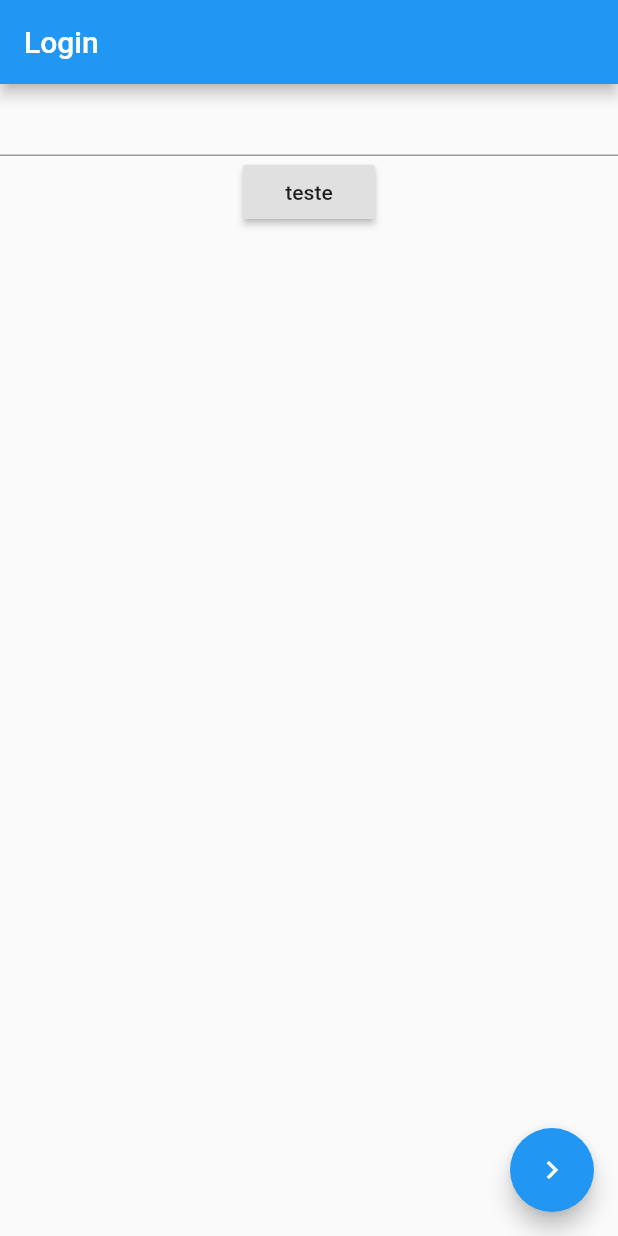
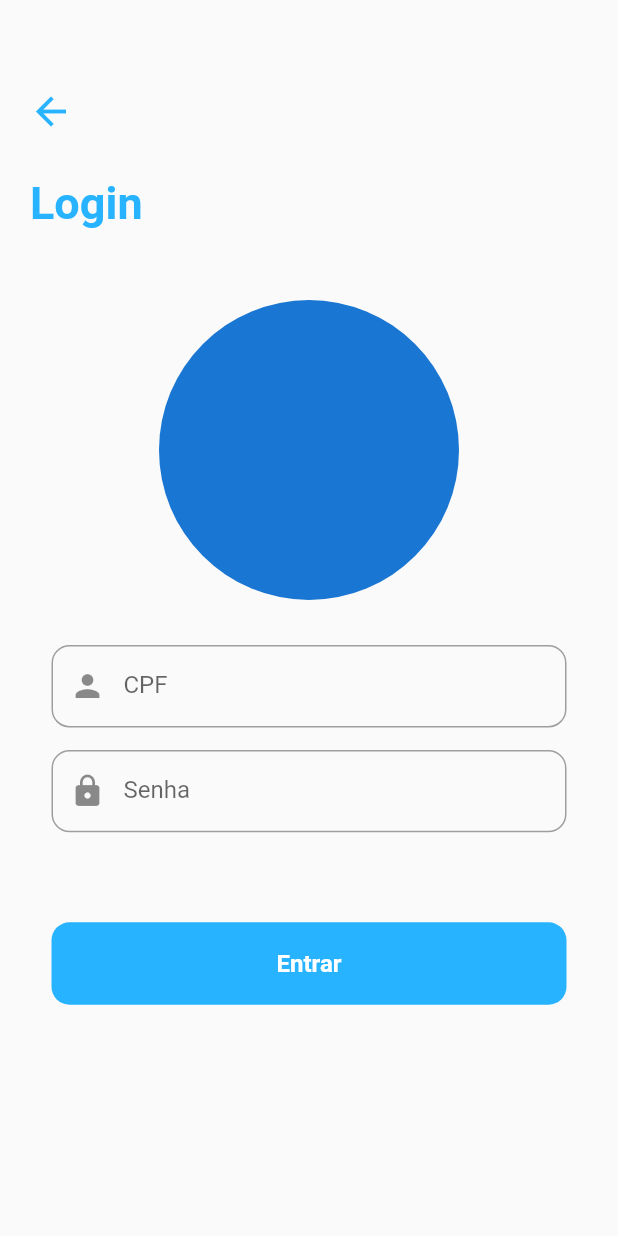
Before and after one commit to gabssanto/Covid-19-Hackathon-App, a Flutter app: the screen it shows after launch, on a phone screen of 412 x 824 dp. Run offline on Flutter 3.47's test engine with Material 2 defaults, Android fonts, the phone set to English and light mode, and no system bars; our stand-ins replace flutter_mobx, flutter_svg, google_maps_flutter, location, mobx; accounts and stored records are empty; generated files the repository leaves out were written again.

Commit message:
Adicionado Tela de Login

```diff
--- a/lib/loginpage.dart
+++ b/lib/loginpage.dart
@@ -2,45 +2,122 @@ import 'package:flutter/material.dart';
 import 'package:flutter_mobx/flutter_mobx.dart';
 import './mobx/imports.dart';
 import 'homepage.dart';
+import 'package:covid19/global/loginAppBar.dart';
 
-class LoginPage extends StatelessWidget {
-  final _textController = TextEditingController();
+class Btn extends StatelessWidget {
+  final String text;
+
+  Btn(this.text);
 
   @override
   Widget build(BuildContext context) {
-    return Scaffold(
-      appBar: AppBar(
-        title: Text('Login'),
-      ),
-      body: Column(
+    return Padding(
+      padding: EdgeInsets.only(
+          top: 20, bottom: MediaQuery.of(context).viewInsets.bottom),
+      child: Column(
+        crossAxisAlignment: CrossAxisAlignment.center,
+        mainAxisAlignment: MainAxisAlignment.start,
         children: <Widget>[
-          Observer(
-            builder: (_) {
-              return handleLogin.login == null
-                  ? Container()
-                  : Text(handleLogin.login.name);
-            },
-          ),
-          Container(
-            child: TextField(
-              controller: _textController,
-            ),
-          ),
-          RaisedButton(
-            child: Text('teste'),
-            onPressed: () {
-              handleLogin.createNewUser(_textController.text, '000', '000');
-            },
-          ),
+          SizedBox(
+              width: MediaQuery.of(context).size.width / 1.2,
+              height: MediaQuery.of(context).size.height / 15,
+              child: Container(
+                child: FlatButton(
+                  shape: RoundedRectangleBorder(
+                    borderRadius: new BorderRadius.circular(12.0),
+                  ),
+                  color: Color(0xff27b3ff),
+                  child: Text(text,
+                      style: TextStyle(
+                          fontSize: 16,
+                          fontWeight: FontWeight.bold,
+                          color: Colors.white)),
+                  onPressed: () {
+                    Navigator.push(
+                      context, MaterialPageRoute(builder: (context) => HomePage()));
+                    },
+                ),
+              ))
         ],
-      ),
-      floatingActionButton: FloatingActionButton(
-        child: Icon(Icons.keyboard_arrow_right),
-        onPressed: () {
-          Navigator.push(
-              context, MaterialPageRoute(builder: (context) => HomePage()));
-        },
       ),
     );
   }
 }
+
+class LoginPage extends StatelessWidget {
+  @override
+  Widget build(BuildContext context) {
+    return Scaffold(
+        resizeToAvoidBottomInset: false,
+        resizeToAvoidBottomPadding: false,
+        appBar: LoginAppBar(
+          title: 'Login',
+        ),
+        body: SingleChildScrollView(
+            reverse: true,
+            child: Column(children: <Widget>[
+              Container(
+                alignment: Alignment.topCenter,
+                padding: EdgeInsets.only(top: 50),
+                child: CircleAvatar(
+                  radius: 100
+                ),
+              ),
+              Container(
+                  margin: EdgeInsets.only(top: 30),
+                  width: MediaQuery.of(context).size.width / 1.2,
+                  height: MediaQuery.of(context).size.height / 15,
+                  child: TextFormField(
+                    keyboardType: TextInputType.number,
+                    decoration: new InputDecoration(
+                      focusedBorder: OutlineInputBorder(
+                        borderSide: BorderSide(color: Color(0xff27b3ff), width: 1.0),
+                          borderRadius: BorderRadius.circular(12)
+                      ),
+                      enabledBorder: OutlineInputBorder(
+                        borderSide: BorderSide(color: Colors.grey, width: 1.0),
+                        borderRadius: BorderRadius.circular(12)
+                      ),
+                      prefixIcon: Padding(
+                        padding: EdgeInsets.only(top: 0),
+                        // add padding to adjust icon
+                        child: Icon(Icons.person),
+                      ),
+                      hintText: 'CPF',
+                    ),
+                  )),
+              Container(
+                  margin: EdgeInsets.only(top: 15),
+                  width: MediaQuery.of(context).size.width / 1.2,
+                  height: MediaQuery.of(context).size.height / 15,
+                  child: TextFormField(
+                    obscureText: true,
+                    decoration: InputDecoration(
+                      focusedBorder: OutlineInputBorder(
+                        borderSide: BorderSide(color: Color(0xff27b3ff), width: 1.0),
+                          borderRadius: BorderRadius.circular(12)
+                      ),
+                      enabledBorder: OutlineInputBorder(
+                        borderSide: BorderSide(color: Colors.grey, width: 1.0),
+                          borderRadius: BorderRadius.circular(12)
+                      ),
+                      prefixIcon: Padding(
+                        padding: EdgeInsets.only(top: 0),
+                        // add padding to adjust icon
+                        child: Icon(Icons.lock),
+                      ),
+                      hintText: 'Senha',
+                    ),
+                  )),
+              Container(margin: EdgeInsets.only(top: 40)),
+              Container(child: Btn("Entrar")),
+              Container(
+                alignment: Alignment.topCenter,
+                padding: EdgeInsets.only(top: 10),
+//                child: Image(
+//                  image: AssetImage(ConstantsLoginPage.logoName),
+//                ),
+              ),
+            ])));
+  }
+}
```
